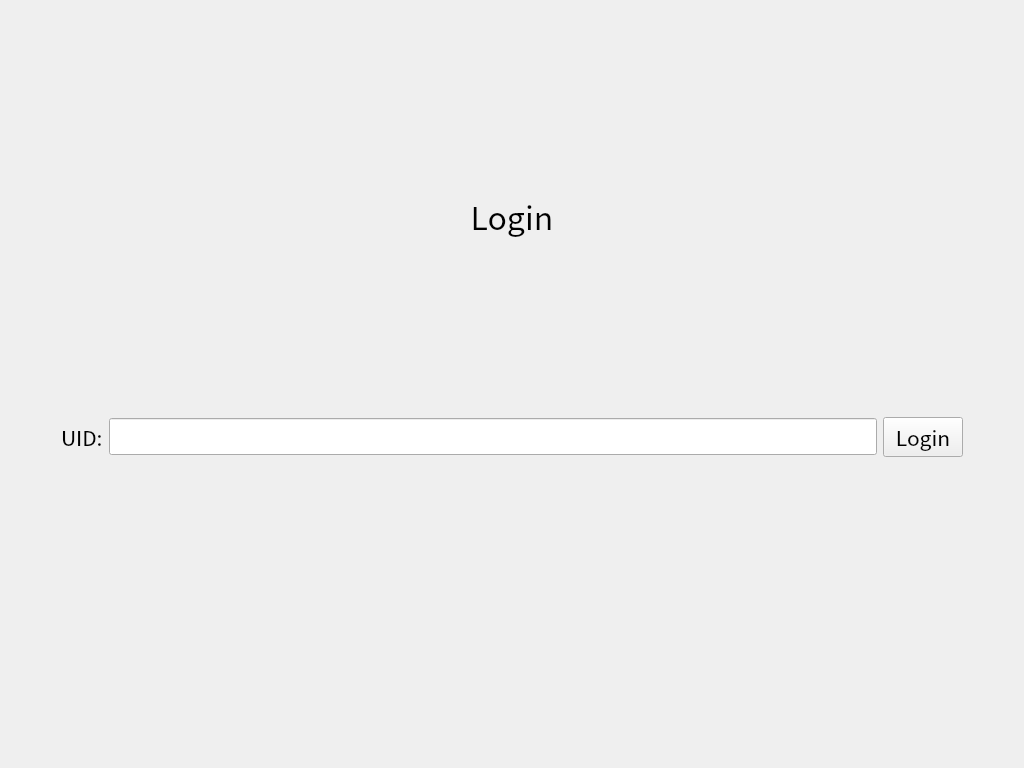
This is ui_files/Login.ui in raphaeleg/COMP3278_G12 as Qt 5 draws it before an edit. The edited form follows.
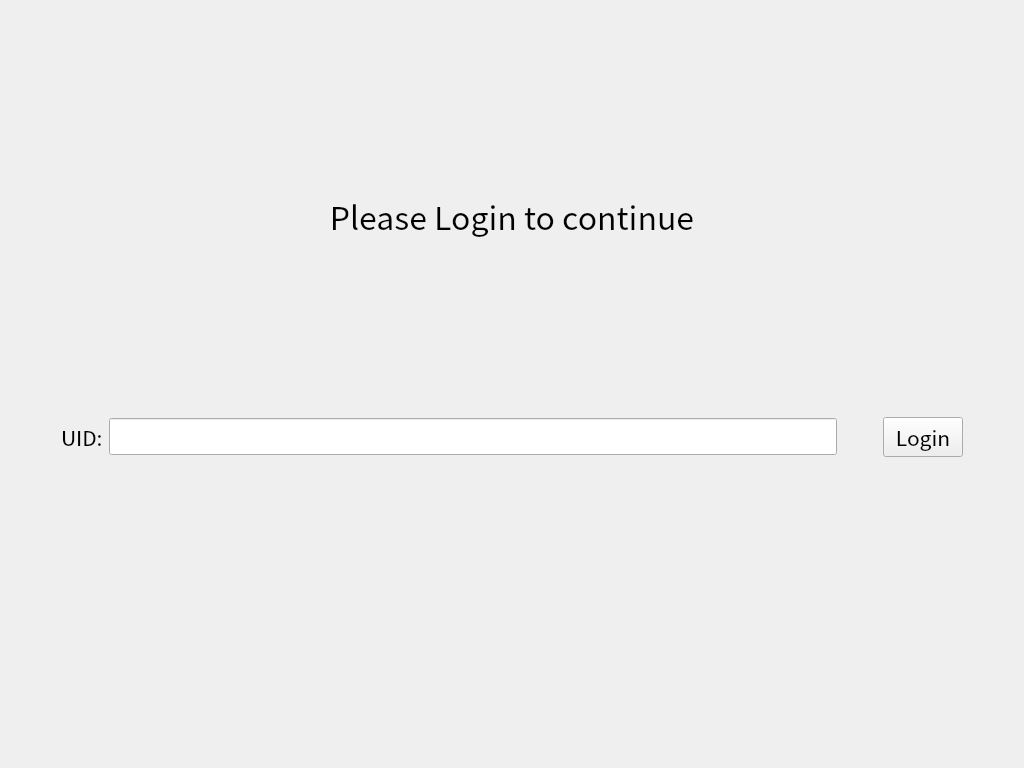
This is the edited form.

Commit message: glowy buttons and edit login page (header, margin)

The edit to the form file:
```diff
--- a/ui_files/Login.ui
+++ b/ui_files/Login.ui
@@ -37,7 +37,7 @@
         </font>
        </property>
        <property name="text">
-        <string>Login</string>
+        <string>Please Login to continue</string>
        </property>
        <property name="alignment">
         <set>Qt::AlignCenter</set>
@@ -61,7 +61,7 @@
       </spacer>
      </item>
      <item>
-      <layout class="QHBoxLayout" name="usernameField_horizontalLayout_login" stretch="0,1,0">
+      <layout class="QHBoxLayout" name="usernameField_horizontalLayout_login" stretch="0,1,0,0">
        <item>
         <widget class="QLabel" name="username_label_login">
          <property name="font">
@@ -88,6 +88,19 @@
          </property>
         </widget>
        </item>
+       <item>
+        <spacer name="horizontalSpacer">
+         <property name="orientation">
+          <enum>Qt::Horizontal</enum>
+         </property>
+         <property name="sizeHint" stdset="0">
+          <size>
+           <width>40</width>
+           <height>20</height>
+          </size>
+         </property>
+        </spacer>
+       </item>
        <item>
         <widget class="QPushButton" name="login_button_login">
          <property name="sizePolicy">
```
The commit also changes 1 other file.
